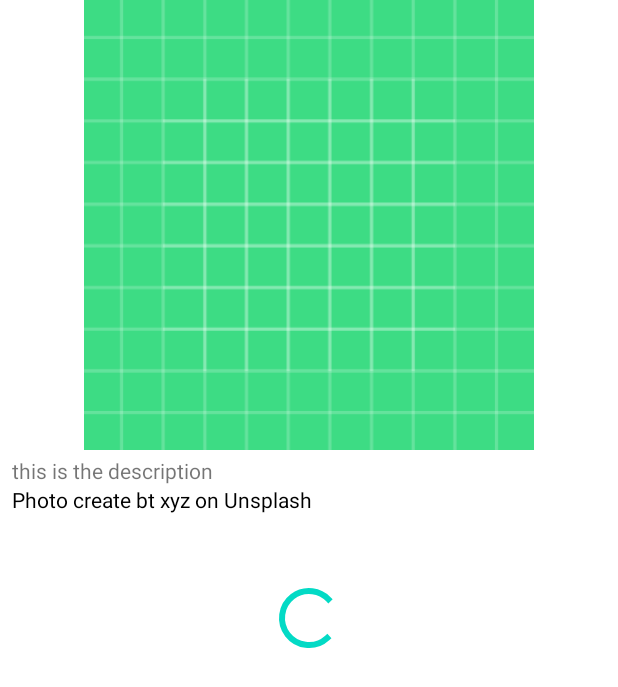
After one commit to JavadEsl77/Pixel, an Android app: the layout fragment_details.xml on its own in the app's theme, with its tools: preview values and no code run, on a phone screen of 412 x 824 dp. The commit adds this screen. Shown: the top 687 px of the screen. Run offline under Robolectric (Android 15) with nearby library versions, the phone set to English and light mode, and no system bars.

Commit message:
[FEATURE] add Navigating to the Detail Screen.

```diff
--- a/app/build.gradle
+++ b/app/build.gradle
@@ -3,6 +3,7 @@ plugins {
     id 'org.jetbrains.kotlin.android'
     id 'kotlin-android-extensions'
     id 'kotlin-kapt'
+    id "androidx.navigation.safeargs.kotlin"
     id 'dagger.hilt.android.plugin'
 }
 
@@ -72,5 +73,9 @@ dependencies {
     // Glide
     implementation "com.github.bumptech.glide:glide:4.13.0"
 
+    // Navigation Component
+    implementation "androidx.navigation:navigation-fragment-ktx:2.5.1"
+    implementation "androidx.navigation:navigation-ui-ktx:2.5.1"
+
 
 }
--- /dev/null
+++ b/app/src/main/res/layout/fragment_details.xml
@@ -0,0 +1,60 @@
+<?xml version="1.0" encoding="utf-8"?>
+<FrameLayout xmlns:android="http://schemas.android.com/apk/res/android"
+    xmlns:tools="http://schemas.android.com/tools"
+    android:layout_width="match_parent"
+    android:layout_height="match_parent"
+    tools:context=".ui.details.DetailsFragment">
+
+    <ScrollView
+        android:layout_width="match_parent"
+        android:layout_height="match_parent">
+
+        <LinearLayout
+            android:layout_width="match_parent"
+            android:layout_height="wrap_content"
+            android:orientation="vertical">
+
+            <androidx.appcompat.widget.AppCompatImageView
+                android:id="@+id/image_view"
+                android:layout_width="match_parent"
+                android:layout_height="wrap_content"
+                android:layout_marginBottom="4dp"
+                android:adjustViewBounds="true"
+                tools:layout_height="300dp"
+                tools:scaleType="centerCrop"
+                tools:src="@drawable/ic_launcher_background" />
+
+            <TextView
+                android:id="@+id/text_view_description"
+                android:layout_width="match_parent"
+                android:layout_height="wrap_content"
+                android:layout_marginStart="8dp"
+                android:layout_marginEnd="8dp"
+                android:gravity="center|left"
+                android:visibility="gone"
+                tools:text="this is the description"
+                tools:visibility="visible" />
+
+            <TextView
+                android:id="@+id/text_view_creator"
+                android:layout_width="match_parent"
+                android:layout_height="wrap_content"
+                android:layout_marginStart="8dp"
+                android:layout_marginEnd="8dp"
+                android:gravity="center|left"
+                android:visibility="gone"
+                tools:text="Photo create bt xyz on Unsplash"
+                tools:textColor="@color/black"
+                tools:visibility="visible" />
+
+        </LinearLayout>
+
+    </ScrollView>
+
+    <ProgressBar
+        android:id="@+id/progress_bar"
+        android:layout_width="wrap_content"
+        android:layout_height="wrap_content"
+        android:layout_gravity="center" />
+
+</FrameLayout>
--- a/build.gradle
+++ b/build.gradle
@@ -4,6 +4,7 @@ plugins {
     id 'com.android.library' version '7.2.2' apply false
     id 'org.jetbrains.kotlin.android' version '1.6.10' apply false
     id 'com.google.dagger.hilt.android' version '2.41' apply false
+    id 'androidx.navigation.safeargs' version '2.5.1' apply false
 }
 
 task clean(type: Delete) {
```
Also changed, not shown: app/src/main/java/com/javadEsl/imageSearchApp/ui/details/DetailsFragment.kt (added, +9 -0 lines), app/src/main/java/com/javadEsl/imageSearchApp/ui/gallery/GalleryFragment.kt (+10 -2 lines), app/src/main/java/com/javadEsl/imageSearchApp/ui/gallery/UnsplashPhotoAdapter.kt (+19 -2 lines), app/src/main/res/navigation/nav_graph.xml (+14 -1 lines).
